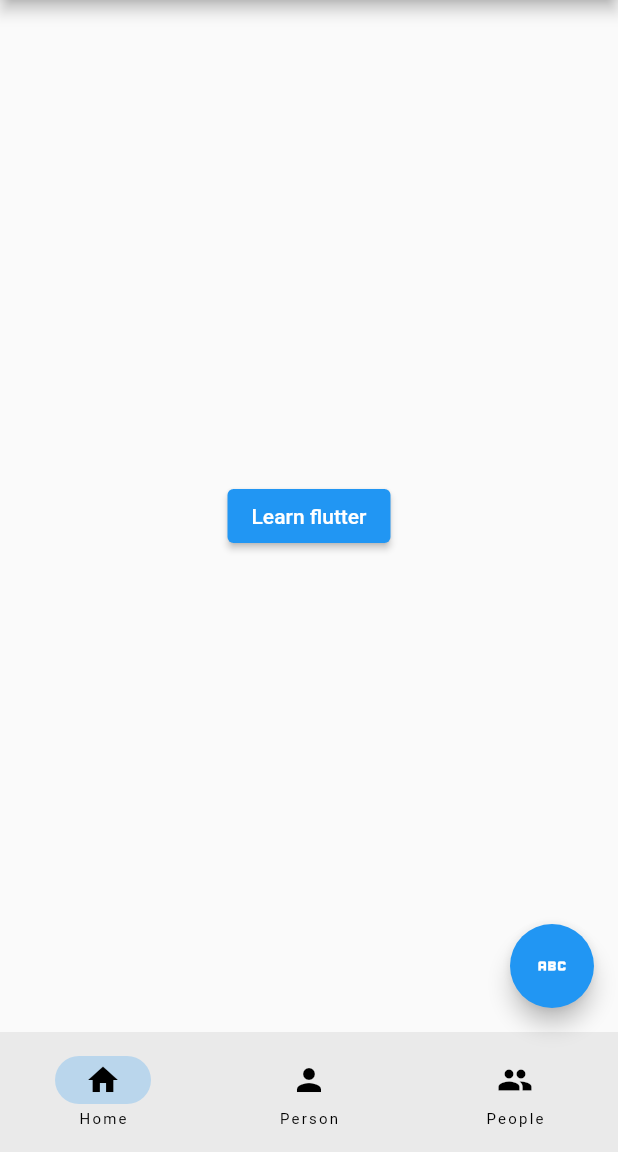
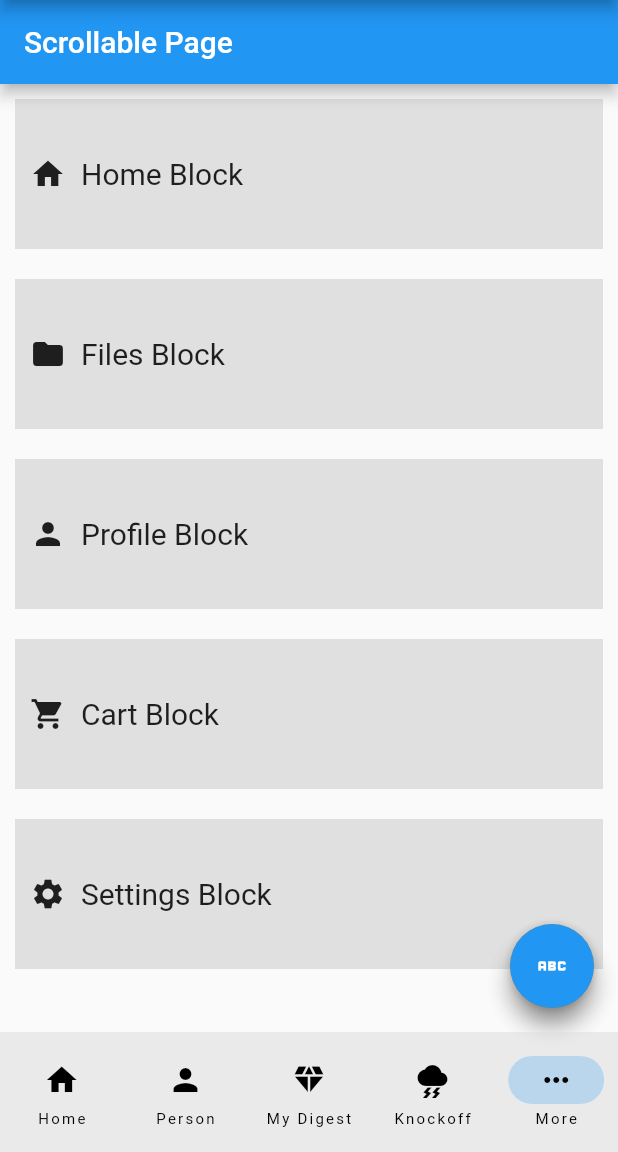
Before and after one commit to harshilpatel9999/my_demo, a Flutter app: the screen it shows after launch, on a phone screen of 412 x 824 dp, the part 84-1236 px from its top. Run offline on Flutter 3.47's test engine with Material 2 defaults, Android fonts, the phone set to English and light mode, and no system bars.

Commit message:
save 22/5

```diff
--- /dev/null
+++ b/lib/knock_off.dart
@@ -0,0 +1,10 @@
+import 'package:flutter/material.dart';
+
+class KnockOffPage extends StatelessWidget {
+  const KnockOffPage({super.key});
+
+  @override
+  Widget build(BuildContext context) {
+    return Container();
+  }
+}
--- a/lib/main.dart
+++ b/lib/main.dart
@@ -1,5 +1,8 @@
 import 'package:flutter/material.dart';
 import 'package:my_demo/home_page.dart';
+import 'package:my_demo/knock_off.dart';
+import 'package:my_demo/more_figma.dart';
+import 'package:my_demo/my_digest.dart';
 import 'package:my_demo/profile_page.dart';
 
 void main() {
@@ -27,8 +30,14 @@ class Rootpage extends StatefulWidget {
 }
 
 class _RootpageState extends State<Rootpage> {
-  int currentPage = 0;
-  List<Widget> pages = const [Homepage(), ProfilePage()];
+  int currentPage = 4;
+  List<Widget> pages = [
+    Homepage(),
+    ProfilePage(),
+    MyDigestPage(),
+    KnockOffPage(),
+    MoreFigmaPage()
+  ];
 
 //  set currentPage(dynamic value) {}
 
@@ -47,7 +56,11 @@ class _RootpageState extends State<Rootpage> {
         destinations: const [
           NavigationDestination(icon: Icon(Icons.home), label: 'Home'),
           NavigationDestination(icon: Icon(Icons.person), label: 'Person'),
-          NavigationDestination(icon: Icon(Icons.people), label: 'People'),
+          NavigationDestination(icon: Icon(Icons.diamond), label: 'My Digest'),
+          NavigationDestination(
+              icon: Icon(Icons.thunderstorm), label: 'Knockoff'),
+          NavigationDestination(
+              icon: Icon(Icons.more_horiz_rounded), label: 'More'),
         ],
         onDestinationSelected: (int index) {
           setState(() {
--- /dev/null
+++ b/lib/more_figma.dart
@@ -0,0 +1,93 @@
+import 'package:flutter/material.dart';
+
+void main() {
+  runApp(MoreFigmaPage());
+}
+
+class MoreFigmaPage extends StatelessWidget {
+  const MoreFigmaPage({super.key});
+
+  @override
+  Widget build(BuildContext context) {
+    return const MaterialApp(
+      home: MyScrollablePage(),
+    );
+  }
+}
+
+class MyScrollablePage extends StatelessWidget {
+  const MyScrollablePage({super.key});
+
+  @override
+  Widget build(BuildContext context) {
+    return Scaffold(
+      appBar: AppBar(
+        title: const Text('Scrollable Page'),
+      ),
+      body: SingleChildScrollView(
+        child: Column(
+          children: [
+            CustomBlock(
+              icon: Icons.home,
+              text: 'Home Block',
+            ),
+            CustomBlock(
+              icon: Icons.folder,
+              text: 'Files Block',
+            ),
+            CustomBlock(
+              icon: Icons.person,
+              text: 'Profile Block',
+            ),
+            CustomBlock(
+              icon: Icons.shopping_cart,
+              text: 'Cart Block',
+            ),
+            CustomBlock(
+              icon: Icons.settings,
+              text: 'Settings Block',
+            ),
+          ],
+        ),
+      ),
+      floatingActionButton: FloatingActionButton(
+        onPressed: () {
+          // Add your desired action here
+        },
+        backgroundColor: Colors.orange,
+        child: const Icon(Icons.add),
+      ),
+      floatingActionButtonLocation: FloatingActionButtonLocation.endFloat,
+    );
+  }
+}
+
+class CustomBlock extends StatelessWidget {
+  final IconData icon;
+  final String text;
+
+  const CustomBlock({Key? key, required this.icon, required this.text})
+      : super(key: key);
+
+  @override
+  Widget build(BuildContext context) {
+    return Container(
+      height: 100,
+      width: double.infinity,
+      margin: const EdgeInsets.all(10),
+      color: Colors.grey[300],
+      child: Row(
+        children: [
+          Container(
+            margin: const EdgeInsets.all(10),
+            child: Icon(icon),
+          ),
+          Text(
+            text,
+            style: const TextStyle(fontSize: 20),
+          ),
+        ],
+      ),
+    );
+  }
+}
--- /dev/null
+++ b/lib/my_digest.dart
@@ -0,0 +1,10 @@
+import 'package:flutter/material.dart';
+
+class MyDigestPage extends StatelessWidget {
+  const MyDigestPage({super.key});
+
+  @override
+  Widget build(BuildContext context) {
+    return Container();
+  }
+}
```
